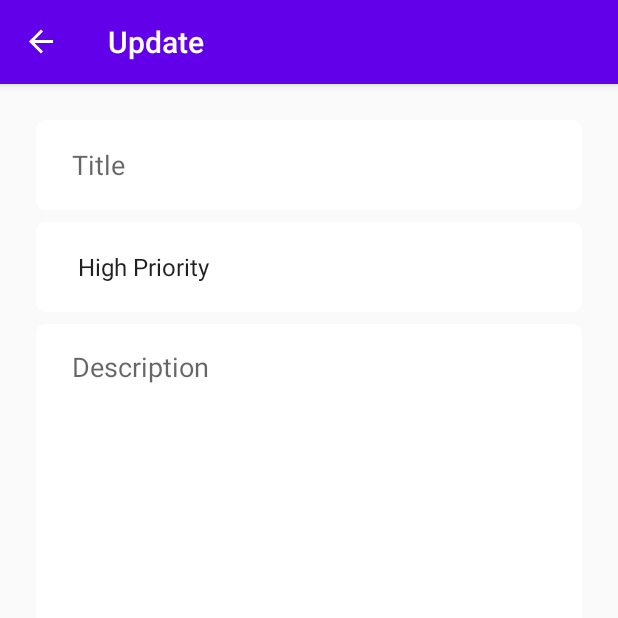
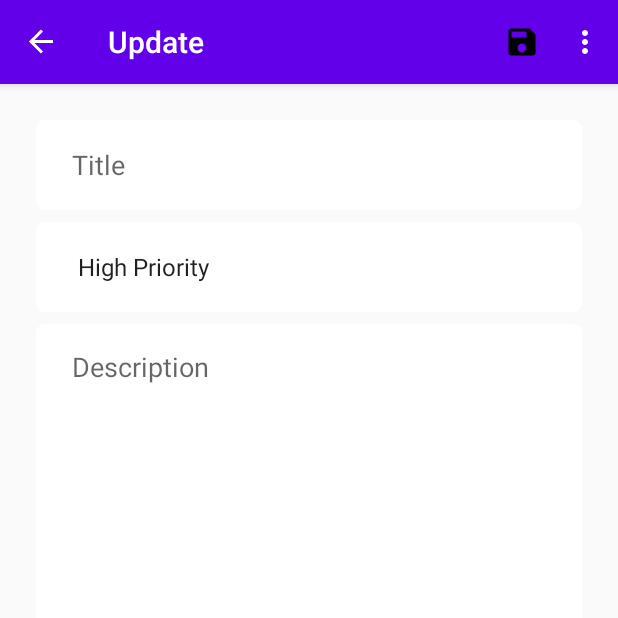
Before and after one commit to AsgarovElchin/To-Do-app, an Android app: the UpdateFragment screen opened through its navigation route, on a phone screen of 412 x 824 dp, the top half of it. Run offline under Robolectric (Android 15) with nearby library versions, the phone set to English and light mode, and no system bars; our stand-ins replace navigation-ui.

Commit message:
update_layout_done

```diff
--- a/app/src/main/java/com/elchinasgarov/fragments/update/UpdateFragment.kt
+++ b/app/src/main/java/com/elchinasgarov/fragments/update/UpdateFragment.kt
@@ -1,10 +1,11 @@
 package com.elchinasgarov.fragments.update
 
 import android.os.Bundle
+import android.view.*
+import androidx.core.view.MenuHost
+import androidx.core.view.MenuProvider
 import androidx.fragment.app.Fragment
-import android.view.LayoutInflater
-import android.view.View
-import android.view.ViewGroup
+import androidx.lifecycle.Lifecycle
 import com.elchinasgarov.todoapp.R
 
 
@@ -19,5 +20,21 @@ class UpdateFragment : Fragment() {
         return inflater.inflate(R.layout.fragment_update, container, false)
     }
 
+    override fun onViewCreated(view: View, savedInstanceState: Bundle?) {
+        super.onViewCreated(view, savedInstanceState)
+        val menuHost: MenuHost = requireActivity()
 
+        menuHost.addMenuProvider(object : MenuProvider {
+            override fun onCreateMenu(menu: Menu, menuInflater: MenuInflater) {
+                menuInflater.inflate(R.menu.update_fragment_menu, menu)
+            }
+
+            override fun onMenuItemSelected(menuItem: MenuItem): Boolean {
+                return true
+
+            }
+
+
+        }, viewLifecycleOwner, Lifecycle.State.RESUMED)
+    }
 }
--- /dev/null
+++ b/app/src/main/res/drawable/ic_save_.xml
@@ -0,0 +1,5 @@
+<vector android:height="24dp" android:tint="#000000"
+    android:viewportHeight="24" android:viewportWidth="24"
+    android:width="24dp" xmlns:android="http://schemas.android.com/apk/res/android">
+    <path android:fillColor="@android:color/white" android:pathData="M17,3L5,3c-1.11,0 -2,0.9 -2,2v14c0,1.1 0.89,2 2,2h14c1.1,0 2,-0.9 2,-2L21,7l-4,-4zM12,19c-1.66,0 -3,-1.34 -3,-3s1.34,-3 3,-3 3,1.34 3,3 -1.34,3 -3,3zM15,9L5,9L5,5h10v4z"/>
+</vector>
--- /dev/null
+++ b/app/src/main/res/menu/update_fragment_menu.xml
@@ -0,0 +1,15 @@
+<?xml version="1.0" encoding="utf-8"?>
+<menu xmlns:android="http://schemas.android.com/apk/res/android"
+    xmlns:app="http://schemas.android.com/apk/res-auto">
+<item
+    android:id="@+id/menu_save"
+    android:title="@string/save"
+    android:icon="@drawable/ic_save_"
+    android:iconTint="@color/white"
+    app:showAsAction="ifRoom"/>
+    <item
+        android:id="@+id/menu_delete"
+        android:title="@string/delete"
+        app:showAsAction="never"/>
+
+</menu>
--- a/app/src/main/res/values/strings.xml
+++ b/app/src/main/res/values/strings.xml
@@ -8,6 +8,8 @@
     <string name="delete_all">Delete All</string>
     <string name="search">Search</string>
     <string name="add">Add</string>
+    <string name="save">Save</string>
+    <string name="delete">Delete</string>
     <string-array name="priorities">
         <item>High Priority</item>
         <item>Medium Priority</item>
```
Also changed, not shown: app/src/main/res/menu/add_fragment_menu.xml (indentation only).
